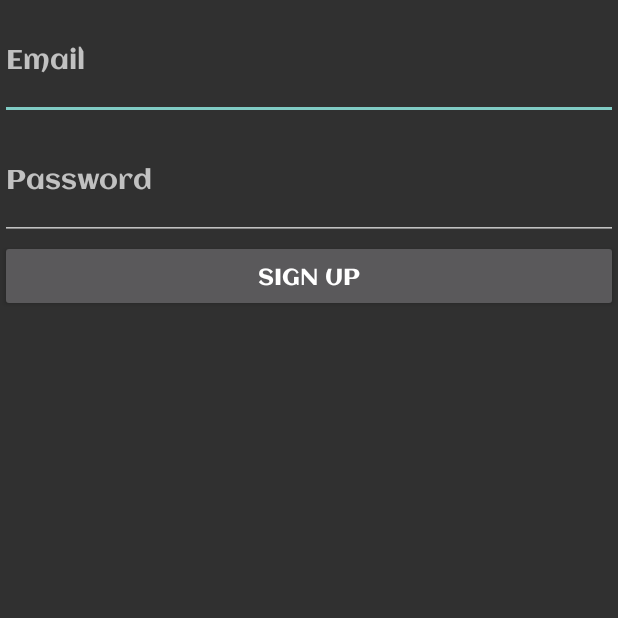
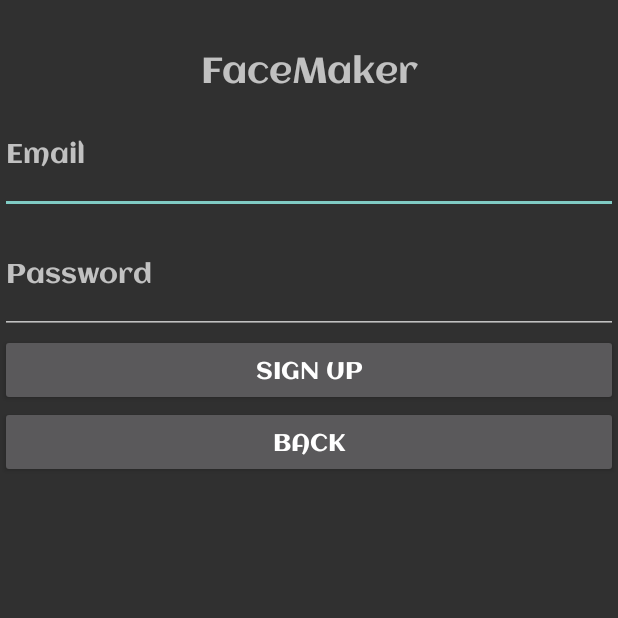
Before and after one commit to kewyj/facemaker, an Android app built with Jetpack Compose: the Register screen opened directly, with no data from a screen before it, on a phone screen of 412 x 824 dp, the top half of it. Run offline under Robolectric (Android 15) with nearby library versions, the phone set to English and light mode, and no system bars; our stand-ins replace Firebase (no records; nobody signed in at launch, a user with empty details on screens opened directly).

Commit message:
added back buttons for auth options

```diff
--- a/app/src/main/java/com/example/facemaker/Login.kt
+++ b/app/src/main/java/com/example/facemaker/Login.kt
@@ -43,6 +43,11 @@ class Login : AppCompatActivity() {
 
             loginUser(textEmail, textPass)
         }
+
+        findViewById<Button>(R.id.login_backbutton).setOnClickListener {
+            val intent = Intent(this@Login, MainActivity::class.java)
+            startActivity(intent)
+        }
     }
 
     fun loginUser(email : String, pass : String) {
--- a/app/src/main/java/com/example/facemaker/Register.kt
+++ b/app/src/main/java/com/example/facemaker/Register.kt
@@ -29,6 +29,11 @@ class Register : AppCompatActivity() {
 
 
             registerUser(textEmail, textPass)
+        }
+
+        findViewById<Button>(R.id.signup_backbutton).setOnClickListener {
+            val intent = Intent(this@Register, MainActivity::class.java)
+            startActivity(intent)
         }
     }
     private fun registerUser(email : String, pass : String) {
--- a/app/src/main/res/layout/activity_register.xml
+++ b/app/src/main/res/layout/activity_register.xml
@@ -6,6 +6,16 @@
     android:layout_height="match_parent"
     android:orientation="vertical"
     tools:context=".Register">
+
+    <TextView
+        android:id="@+id/htpLogo"
+        android:layout_width="match_parent"
+        android:layout_height="wrap_content"
+        android:fontFamily="@font/aclonica"
+        android:gravity="center"
+        android:paddingTop="30dp"
+        android:text="FaceMaker"
+        android:textSize="24sp" />
 
     <EditText
         android:id="@+id/register_email"
@@ -27,7 +37,15 @@
         android:layout_height="wrap_content"
         android:fontFamily="@font/aclonica"
         android:text="SIGN UP"
-        android:textSize="15sp" />
+        android:textSize="16sp" />
+
+    <Button
+        android:id="@+id/signup_backbutton"
+        android:layout_width="match_parent"
+        android:layout_height="wrap_content"
+        android:fontFamily="@font/aclonica"
+        android:text="BACK"
+        android:textSize="16sp" />
 
     <TextView
         android:id="@+id/registerFeedback"
```
Also changed, not shown: app/src/main/res/layout/activity_login.xml (+19 -0 lines).
